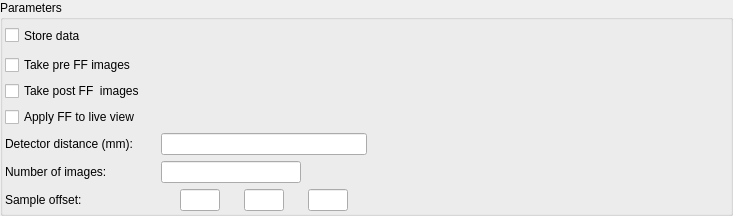
mxcube/mxcubeqt, file gui/ui_files/xray_imaging_parameters_widget_layout.ui: the form before one commit.
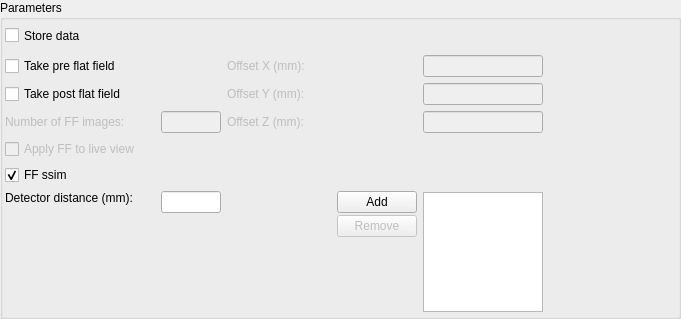
The form after the commit.

Commit message: Fixed xray imaging widgets

The edit to the form file:
```diff
--- a/gui/ui_files/xray_imaging_parameters_widget_layout.ui
+++ b/gui/ui_files/xray_imaging_parameters_widget_layout.ui
@@ -6,10 +6,22 @@
    <rect>
     <x>0</x>
     <y>0</y>
-    <width>733</width>
-    <height>203</height>
+    <width>681</width>
+    <height>319</height>
    </rect>
   </property>
+  <property name="minimumSize">
+   <size>
+    <width>120</width>
+    <height>0</height>
+   </size>
+  </property>
+  <property name="maximumSize">
+   <size>
+    <width>16777215</width>
+    <height>16777215</height>
+   </size>
+  </property>
   <property name="windowTitle">
    <string>Xray imaging parameters</string>
   </property>
@@ -34,10 +46,168 @@
         <property name="topMargin">
          <number>0</number>
         </property>
-        <item row="7" column="0">
-         <widget class="QLabel" name="sample_offset_label">
+        <property name="rightMargin">
+         <number>20</number>
+        </property>
+        <item row="6" column="3">
+         <widget class="QListWidget" name="detector_distance_listwidget">
+          <property name="minimumSize">
+           <size>
+            <width>120</width>
+            <height>120</height>
+           </size>
+          </property>
+          <property name="maximumSize">
+           <size>
+            <width>120</width>
+            <height>120</height>
+           </size>
+          </property>
+          <property name="editTriggers">
+           <set>QAbstractItemView::DoubleClicked|QAbstractItemView::EditKeyPressed</set>
+          </property>
+          <property name="dragEnabled">
+           <bool>true</bool>
+          </property>
+          <property name="dragDropMode">
+           <enum>QAbstractItemView::DragDrop</enum>
+          </property>
+          <property name="alternatingRowColors">
+           <bool>true</bool>
+          </property>
+          <property name="selectionBehavior">
+           <enum>QAbstractItemView::SelectRows</enum>
+          </property>
+         </widget>
+        </item>
+        <item row="1" column="3">
+         <widget class="QLineEdit" name="ff_offset_a_ledit">
+          <property name="enabled">
+           <bool>false</bool>
+          </property>
+          <property name="minimumSize">
+           <size>
+            <width>120</width>
+            <height>0</height>
+           </size>
+          </property>
+          <property name="maximumSize">
+           <size>
+            <width>120</width>
+            <height>16777215</height>
+           </size>
+          </property>
+         </widget>
+        </item>
+        <item row="1" column="2">
+         <widget class="QLabel" name="ff_offset_a_label">
+          <property name="enabled">
+           <bool>false</bool>
+          </property>
+          <property name="minimumSize">
+           <size>
+            <width>170</width>
+            <height>0</height>
+           </size>
+          </property>
+          <property name="maximumSize">
+           <size>
+            <width>170</width>
+            <height>16777215</height>
+           </size>
+          </property>
           <property name="text">
-           <string>Sample offset:</string>
+           <string>Offset X (mm):</string>
+          </property>
+         </widget>
+        </item>
+        <item row="2" column="2">
+         <widget class="QLabel" name="ff_offset_b_label">
+          <property name="enabled">
+           <bool>false</bool>
+          </property>
+          <property name="minimumSize">
+           <size>
+            <width>170</width>
+            <height>0</height>
+           </size>
+          </property>
+          <property name="maximumSize">
+           <size>
+            <width>170</width>
+            <height>16777215</height>
+           </size>
+          </property>
+          <property name="text">
+           <string>Offset Y (mm):</string>
+          </property>
+         </widget>
+        </item>
+        <item row="1" column="0">
+         <widget class="QCheckBox" name="ff_pre_cbox">
+          <property name="minimumSize">
+           <size>
+            <width>0</width>
+            <height>0</height>
+           </size>
+          </property>
+          <property name="text">
+           <string>Take pre flat field</string>
+          </property>
+         </widget>
+        </item>
+        <item row="3" column="3">
+         <widget class="QLineEdit" name="ff_offset_c_ledit">
+          <property name="enabled">
+           <bool>false</bool>
+          </property>
+          <property name="minimumSize">
+           <size>
+            <width>120</width>
+            <height>0</height>
+           </size>
+          </property>
+          <property name="maximumSize">
+           <size>
+            <width>120</width>
+            <height>16777215</height>
+           </size>
+          </property>
+         </widget>
+        </item>
+        <item row="6" column="0" alignment="Qt::AlignTop">
+         <widget class="QLabel" name="detector_distance_label">
+          <property name="text">
+           <string>Detector distance (mm):</string>
+          </property>
+         </widget>
+        </item>
+        <item row="3" column="1">
+         <widget class="QLineEdit" name="ff_num_images_ledit">
+          <property name="enabled">
+           <bool>false</bool>
+          </property>
+          <property name="minimumSize">
+           <size>
+            <width>60</width>
+            <height>0</height>
+           </size>
+          </property>
+          <property name="maximumSize">
+           <size>
+            <width>60</width>
+            <height>16777215</height>
+           </size>
+          </property>
+         </widget>
+        </item>
+        <item row="4" column="0">
+         <widget class="QCheckBox" name="ff_apply_cbox">
+          <property name="enabled">
+           <bool>false</bool>
+          </property>
+          <property name="text">
+           <string>Apply FF to live view</string>
           </property>
          </widget>
         </item>
@@ -63,15 +233,18 @@
           </property>
          </widget>
         </item>
-        <item row="3" column="0">
+        <item row="2" column="0">
          <widget class="QCheckBox" name="ff_post_cbox">
           <property name="text">
-           <string>Take post FF  images</string>
+           <string>Take post flat field</string>
           </property>
          </widget>
         </item>
-        <item row="6" column="0">
+        <item row="3" column="0">
          <widget class="QLabel" name="ff_num_images_label">
+          <property name="enabled">
+           <bool>false</bool>
+          </property>
           <property name="minimumSize">
            <size>
             <width>0</width>
@@ -79,102 +252,144 @@
            </size>
           </property>
           <property name="text">
-           <string>Number of images:</string>
+           <string>Number of FF images:</string>
           </property>
          </widget>
         </item>
-        <item row="7" column="1">
-         <layout class="QHBoxLayout" name="sample_offset_glayout">
+        <item row="2" column="3">
+         <widget class="QLineEdit" name="ff_offset_b_ledit">
+          <property name="enabled">
+           <bool>false</bool>
+          </property>
+          <property name="minimumSize">
+           <size>
+            <width>120</width>
+            <height>0</height>
+           </size>
+          </property>
+          <property name="maximumSize">
+           <size>
+            <width>120</width>
+            <height>16777215</height>
+           </size>
+          </property>
+         </widget>
+        </item>
+        <item row="3" column="4">
+         <spacer name="horizontalSpacer">
+          <property name="orientation">
+           <enum>Qt::Horizontal</enum>
+          </property>
+          <property name="sizeHint" stdset="0">
+           <size>
+            <width>40</width>
+            <height>20</height>
+           </size>
+          </property>
+         </spacer>
+        </item>
+        <item row="3" column="2">
+         <widget class="QLabel" name="ff_offset_c_label">
+          <property name="enabled">
+           <bool>false</bool>
+          </property>
+          <property name="minimumSize">
+           <size>
+            <width>190</width>
+            <height>0</height>
+           </size>
+          </property>
+          <property name="maximumSize">
+           <size>
+            <width>190</width>
+            <height>16777215</height>
+           </size>
+          </property>
+          <property name="text">
+           <string>Offset Z (mm):</string>
+          </property>
+         </widget>
+        </item>
+        <item row="6" column="2">
+         <layout class="QVBoxLayout" name="verticalLayout">
           <property name="spacing">
-           <number>5</number>
+           <number>2</number>
           </property>
-          <item>
-           <widget class="QLineEdit" name="sample_offset_a_ledit">
+          <property name="topMargin">
+           <number>0</number>
+          </property>
+          <item alignment="Qt::AlignRight">
+           <widget class="QPushButton" name="add_button">
             <property name="maximumSize">
              <size>
-              <width>40</width>
+              <width>120</width>
               <height>16777215</height>
              </size>
             </property>
+            <property name="text">
+             <string>Add</string>
+            </property>
            </widget>
           </item>
-          <item>
-           <widget class="QLineEdit" name="sample_offset_b_ledit">
+          <item alignment="Qt::AlignRight">
+           <widget class="QPushButton" name="remove_button">
+            <property name="enabled">
+             <bool>false</bool>
+            </property>
             <property name="maximumSize">
              <size>
-              <width>40</width>
+              <width>120</width>
               <height>16777215</height>
              </size>
             </property>
+            <property name="text">
+             <string>Remove</string>
+            </property>
            </widget>
           </item>
           <item>
-           <widget class="QLineEdit" name="sample_offset_c_ledit">
-            <property name="maximumSize">
+           <spacer name="verticalSpacer">
+            <property name="orientation">
+             <enum>Qt::Vertical</enum>
+            </property>
+            <property name="sizeHint" stdset="0">
              <size>
-              <width>40</width>
-              <height>16777215</height>
+              <width>20</width>
+              <height>40</height>
              </size>
             </property>
-           </widget>
+           </spacer>
           </item>
          </layout>
         </item>
-        <item row="4" column="0" colspan="2">
-         <widget class="QCheckBox" name="ff_apply_cbox">
-          <property name="text">
-           <string>Apply FF to live view</string>
-          </property>
-         </widget>
-        </item>
-        <item row="1" column="0">
-         <widget class="QCheckBox" name="ff_pre_cbox">
+        <item row="6" column="1" alignment="Qt::AlignTop">
+         <widget class="QLineEdit" name="detector_distance_ledit">
           <property name="minimumSize">
            <size>
-            <width>0</width>
+            <width>60</width>
             <height>0</height>
            </size>
           </property>
-          <property name="text">
-           <string>Take pre FF images</string>
-          </property>
-         </widget>
-        </item>
-        <item row="6" column="1">
-         <widget class="QLineEdit" name="ff_num_images_ledit">
           <property name="maximumSize">
            <size>
-            <width>140</width>
+            <width>60</width>
             <height>16777215</height>
            </size>
           </property>
          </widget>
         </item>
         <item row="5" column="0">
-         <widget class="QLabel" name="detector_distance_label">
+         <widget class="QCheckBox" name="ff_ssim_cbox">
           <property name="text">
-           <string>Detector distance (mm):</string>
+           <string>FF ssim</string>
+          </property>
+          <property name="checked">
+           <bool>true</bool>
           </property>
          </widget>
         </item>
-        <item row="5" column="1">
-         <widget class="QLineEdit" name="detector_distance_ledit"/>
-        </item>
        </layout>
       </item>
-      <item row="0" column="1">
-       <spacer name="horizontalSpacer_2">
-        <property name="orientation">
-         <enum>Qt::Horizontal</enum>
-        </property>
-        <property name="sizeHint" stdset="0">
-         <size>
-          <width>40</width>
-          <height>20</height>
-         </size>
-        </property>
-       </spacer>
-      </item>
      </layout>
     </widget>
    </item>
```
The commit also changes 21 other files.
